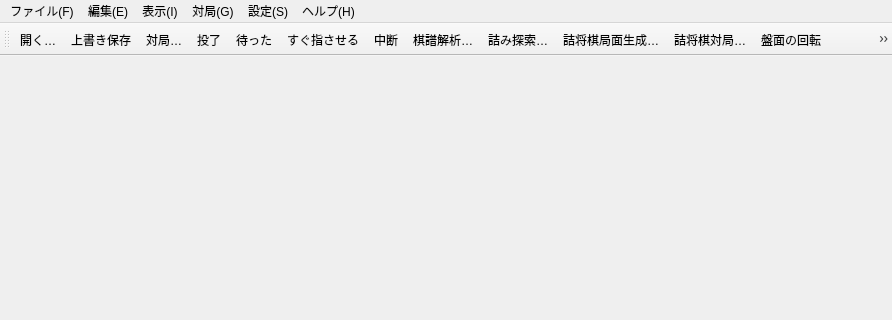
The window that src/app/mainwindow.ui (hnakada123/ShogiBoardQ) describes before a commit, drawn with Qt 5; both pictures show x 0 to 892 and y 0 to 320 of the 892 by 600 pixel window.
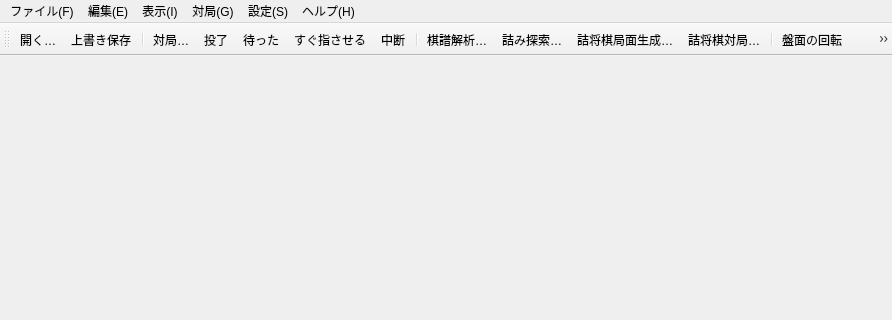
The same window after the commit. Icons and pictures are not drawn.

What changed in the file:
```diff
--- a/src/app/mainwindow.ui
+++ b/src/app/mainwindow.ui
@@ -169,18 +169,22 @@
    </attribute>
    <addaction name="actionOpenKifuFile"/>
    <addaction name="actionSave"/>
+   <addaction name="separator"/>
    <addaction name="actionStartGame"/>
    <addaction name="actionResign"/>
    <addaction name="actionUndoMove"/>
    <addaction name="actionMakeImmediateMove"/>
    <addaction name="actionBreakOffGame"/>
+   <addaction name="separator"/>
    <addaction name="actionAnalyzeKifu"/>
    <addaction name="actionTsumeShogiSearch"/>
    <addaction name="actionTsumeshogiGenerator"/>
    <addaction name="actionTsumePlay"/>
+   <addaction name="separator"/>
    <addaction name="actionFlipBoard"/>
    <addaction name="actionEnlargeBoard"/>
    <addaction name="actionShrinkBoard"/>
+   <addaction name="separator"/>
    <addaction name="actionCSA"/>
   </widget>
   <action name="actionSave">
```
